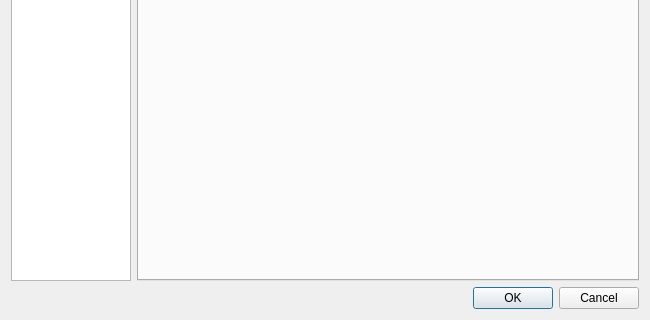
First picture: the form in src/yuzu/configuration/configure.ui, repository QuantumGhost/yuzu, before the edit; both pictures show x 0 to 650 and y 330 to 650 of the 650 by 650 pixel window.
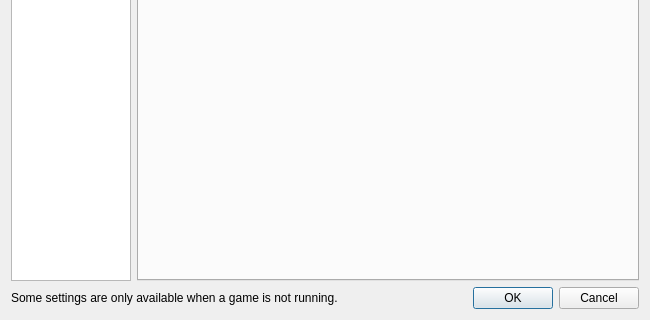
Second picture: the form after the edit.

```diff
--- a/src/yuzu/configuration/configure.ui
+++ b/src/yuzu/configuration/configure.ui
@@ -48,11 +48,34 @@
     </layout>
    </item>
    <item>
+    <layout class="QHBoxLayout" name="horizontalLayout_2">
+     <property name="leftMargin">
+      <number>0</number>
+     </property>
+     <property name="topMargin">
+      <number>0</number>
+     </property>
+     <property name="rightMargin">
+      <number>0</number>
+     </property>
+     <property name="bottomMargin">
+      <number>0</number>
+     </property>
+     <item>
+      <widget class="QLabel" name="label">
+       <property name="text">
+        <string>Some settings are only available when a game is not running.</string>
+       </property>
+      </widget>
+     </item>
+     <item>
     <widget class="QDialogButtonBox" name="buttonBox">
      <property name="standardButtons">
       <set>QDialogButtonBox::Cancel|QDialogButtonBox::Ok</set>
      </property>
     </widget>
+     </item>
+    </layout>
    </item>
   </layout>
  </widget>
```
Lines whose indentation alone changed are shown as unchanged.
